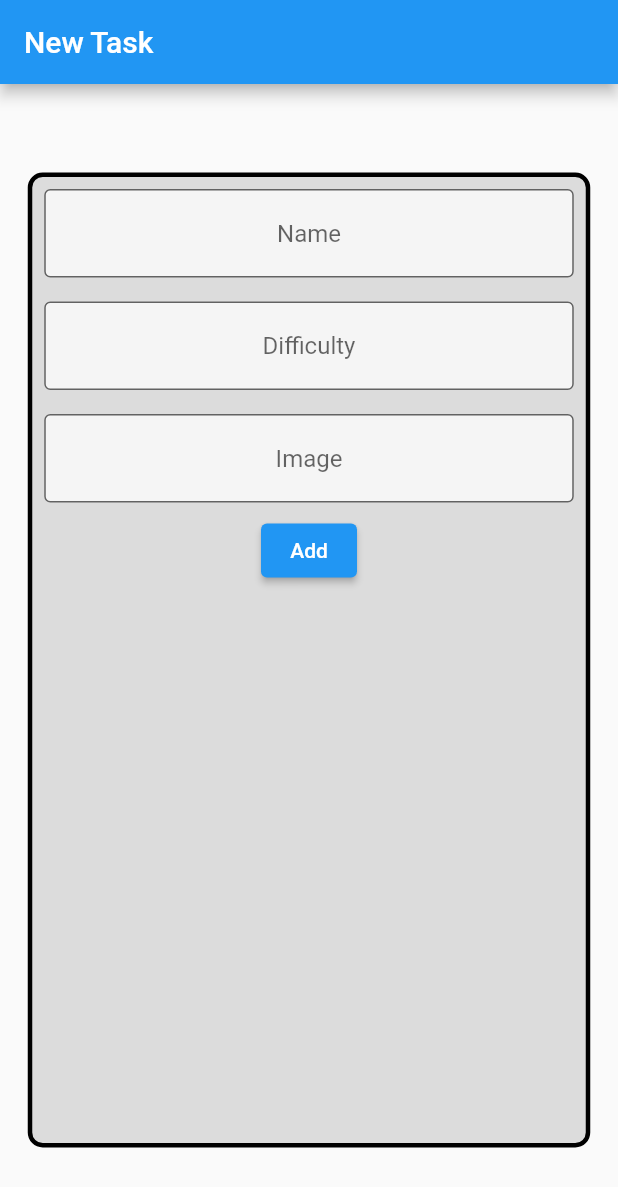
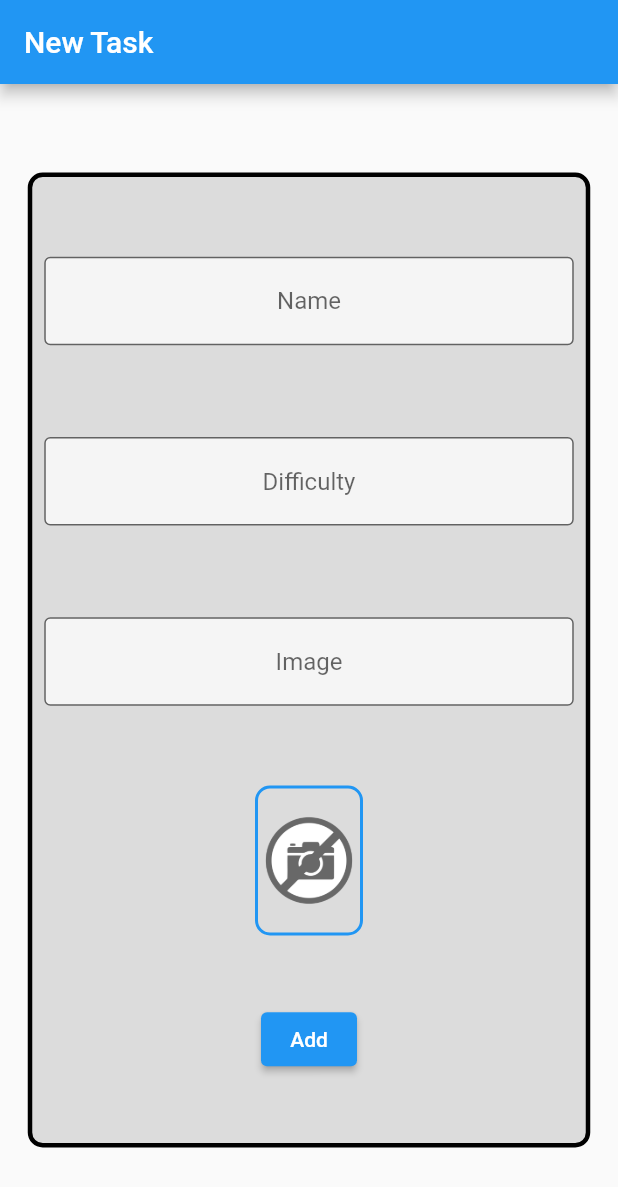
Before and after one commit to DenisTomas/task_list_class, a Flutter app: the screen it shows after launch, on a phone screen of 412 x 824 dp. Shown: the top 1187 px of the screen. Run offline on Flutter 3.47's test engine with Material 2 defaults, Android fonts, the phone set to English and light mode, and no system bars; network calls fail.

Commit message:
Added TextFormField so the user can add their own image and tasks.

```diff
--- a/lib/screens/form_screen.dart
+++ b/lib/screens/form_screen.dart
@@ -28,6 +28,8 @@ class _FormScreenState extends State<FormScreen> {
             border: Border.all(width: 3),
           ),
           child: Column(
+            mainAxisAlignment: MainAxisAlignment.spaceEvenly,
+            crossAxisAlignment: CrossAxisAlignment.center,
             children: [
               Padding(
                 padding: const EdgeInsets.all(8.0),
@@ -58,6 +60,9 @@ class _FormScreenState extends State<FormScreen> {
               Padding(
                 padding: const EdgeInsets.all(8.0),
                 child: TextFormField(
+                  onChanged: (text) {
+                    setState(() {});
+                  },
                   controller: imageController,
                   textAlign: TextAlign.center,
                   decoration: InputDecoration(
@@ -68,10 +73,28 @@ class _FormScreenState extends State<FormScreen> {
                   ),
                 ),
               ),
+              Container(
+                height: 100,
+                width: 72,
+                decoration: BoxDecoration(
+                  borderRadius: BorderRadius.circular(10),
+                  border: Border.all(width: 2, color: Colors.blue),
+                ),
+                child: ClipRRect(
+                  borderRadius: BorderRadius.circular(10),
+                  child: Image.network(
+                    imageController.text,
+                    errorBuilder: (BuildContext context, Object exception, StackTrace? stacktrace){
+                      return Image.asset('assets/images/no_image.png');
+                    },
+                    fit: BoxFit.cover,
+                  ),
+                ),
+              ),
               ElevatedButton(
                 onPressed: () {
                   print(nameController.text);
-                  print( int.parse(difficultyController.text));
+                  print(int.parse(difficultyController.text));
                   print(imageController.text);
                 },
                 child: Text('Add'),
```
Also changed, not shown: assets/images/istockphoto-1357365823-612x612.jpg (added), assets/images/no_image.png (added).
